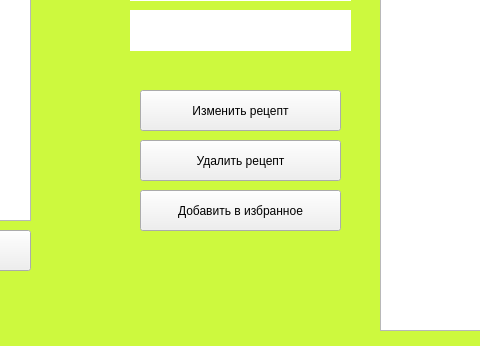
Above: Visual Programming/CourseWork/Part2/ReceptBook/mainwindow.ui from Krasnoffsky/Study before the change; both pictures show x 190 to 670 and y 290 to 636 of the 1219 by 636 pixel window. Below: the same form after it.
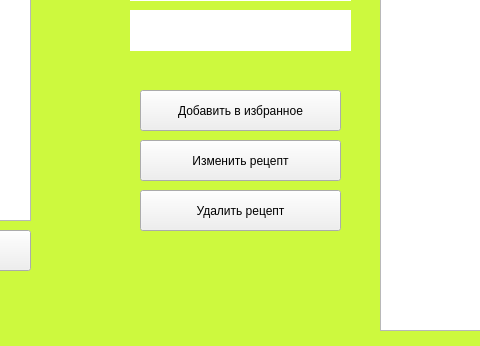
That is the form after the change.

The edit to the form file:
```diff
--- a/Visual Programming/CourseWork/Part2/ReceptBook/mainwindow.ui
+++ b/Visual Programming/CourseWork/Part2/ReceptBook/mainwindow.ui
@@ -2,6 +2,9 @@
 <ui version="4.0">
  <class>MainWindow</class>
  <widget class="QMainWindow" name="MainWindow">
+  <property name="enabled">
+   <bool>true</bool>
+  </property>
   <property name="geometry">
    <rect>
     <x>0</x>
@@ -150,7 +153,7 @@
     <property name="geometry">
      <rect>
       <x>330</x>
-      <y>480</y>
+      <y>380</y>
       <width>201</width>
       <height>41</height>
      </rect>
@@ -176,7 +179,7 @@
     <property name="geometry">
      <rect>
       <x>330</x>
-      <y>380</y>
+      <y>430</y>
       <width>201</width>
       <height>41</height>
      </rect>
@@ -189,7 +192,7 @@
     <property name="geometry">
      <rect>
       <x>330</x>
-      <y>430</y>
+      <y>480</y>
       <width>201</width>
       <height>41</height>
      </rect>
```
Left out of the diff: 9 changed lines with no effect on the pictures.
